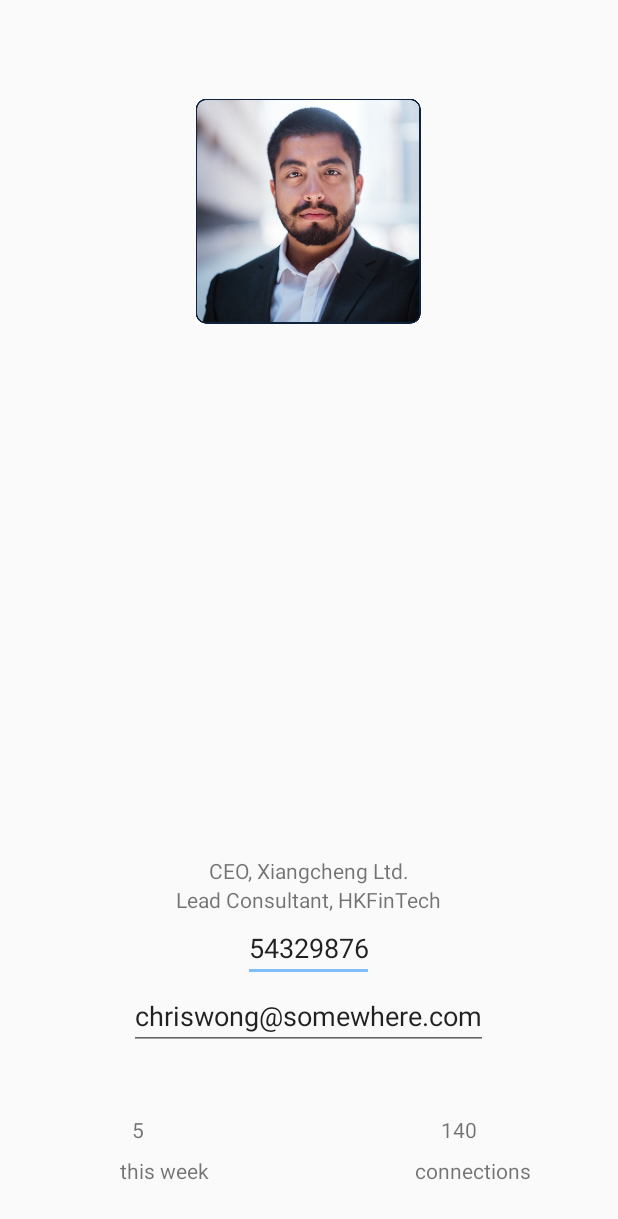
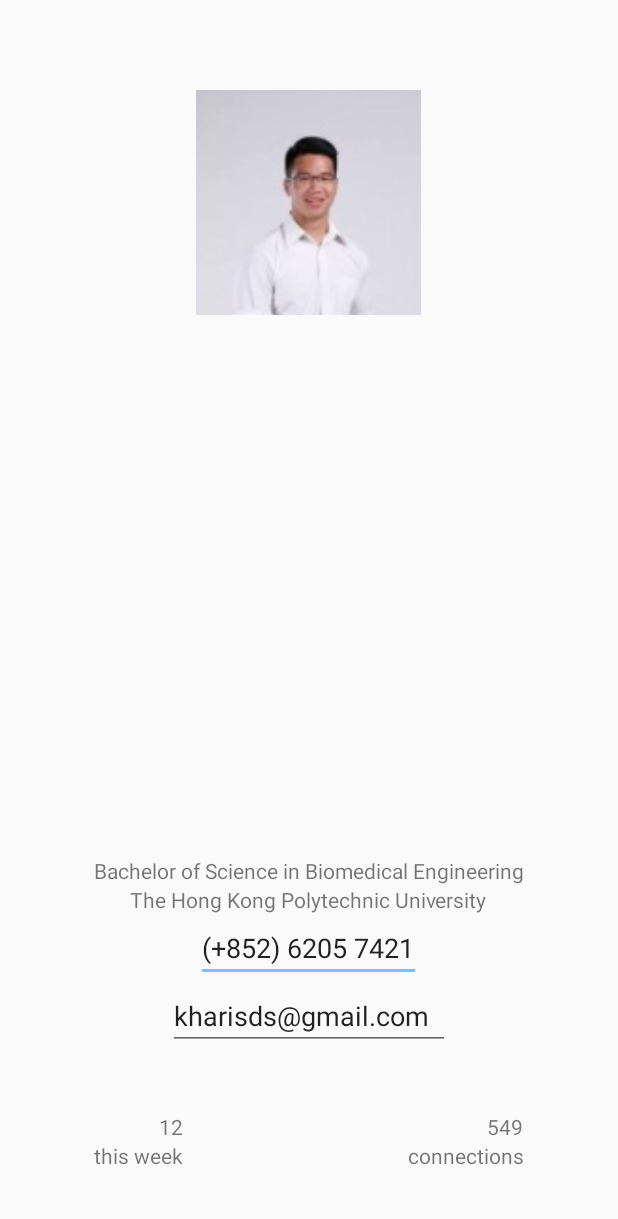
Before and after one commit to yieng/Apple-Kiwi-Banana, an Android app: the layout fragment_caricard.xml on its own in the app's theme, with its tools: preview values and no code run, on a phone screen of 412 x 824 dp. Shown: the top 1219 px of the screen. Run offline under Robolectric (Android 15) with nearby library versions, the phone set to English and light mode, and no system bars.

Commit message:
updated with PA info
updated with PA info as per Ben's suggestion

```diff
--- a/CariCard/app/build.gradle
+++ b/CariCard/app/build.gradle
@@ -4,7 +4,7 @@ android {
     compileSdkVersion 26
     defaultConfig {
         applicationId "com.alisonxu.caricard"
-        minSdkVersion 21
+        minSdkVersion 15
         targetSdkVersion 26
         versionCode 1
         versionName "1.0"
--- a/CariCard/app/src/main/AndroidManifest.xml
+++ b/CariCard/app/src/main/AndroidManifest.xml
@@ -1,11 +1,6 @@
 <?xml version="1.0" encoding="utf-8"?>
 <manifest xmlns:android="http://schemas.android.com/apk/res/android"
     package="com.alisonxu.caricard">
-
-    <uses-permission android:name="android.permission.NFC" />
-    <uses-sdk android:minSdkVersion="10"/>
-    <uses-feature android:name="android.hardware.nfc" android:required="true" />
-
 
     <application
         android:allowBackup="true"
@@ -20,8 +15,6 @@
                 <category android:name="android.intent.category.DEFAULT" />
                 <action android:name="android.intent.action.MAIN" />
                 <category android:name="android.intent.category.LAUNCHER" />
-                <data android:mimeType="text/plain" />
-
             </intent-filter>
         </activity>
         <activity android:name=".Connections.ConnectionsActivity"></activity>
--- a/CariCard/app/src/main/res/layout/fragment_caricard.xml
+++ b/CariCard/app/src/main/res/layout/fragment_caricard.xml
@@ -13,43 +13,41 @@
             android:layout_alignParentBottom="true"
             android:layout_centerHorizontal="true"
             android:layout_marginBottom="234dp"
-            android:text="CEO, Xiangcheng Ltd." />
+            android:text="Bachelor of Science in Biomedical Engineering" />
 
         <TextView
             android:id="@+id/textView4"
             android:layout_width="wrap_content"
             android:layout_height="wrap_content"
-            android:layout_alignTop="@+id/textView5"
-            android:layout_toStartOf="@+id/textView3"
+            android:layout_alignParentBottom="true"
+            android:layout_alignStart="@+id/textView3"
+            android:layout_marginBottom="44dp"
             android:text="this week" />
 
         <TextView
             android:id="@+id/textView5"
             android:layout_width="wrap_content"
             android:layout_height="wrap_content"
-            android:layout_alignParentBottom="true"
-            android:layout_alignParentEnd="true"
-            android:layout_marginBottom="34dp"
-            android:layout_marginEnd="58dp"
+            android:layout_alignEnd="@+id/textView3"
+            android:layout_alignTop="@+id/textView4"
             android:text="connections" />
 
         <TextView
             android:id="@+id/textView6"
             android:layout_width="wrap_content"
             android:layout_height="wrap_content"
-            android:layout_alignParentBottom="true"
-            android:layout_alignParentStart="true"
-            android:layout_marginBottom="61dp"
-            android:layout_marginStart="88dp"
-            android:text="5" />
+            android:layout_above="@+id/textView4"
+            android:layout_alignEnd="@+id/textView4"
+            android:text="12" />
 
         <TextView
             android:id="@+id/textView7"
             android:layout_width="wrap_content"
             android:layout_height="wrap_content"
             android:layout_alignTop="@+id/textView6"
+            android:layout_marginStart="0dp"
             android:layout_toEndOf="@+id/textView8"
-            android:text="140" />
+            android:text="549" />
 
         <TextView
             android:id="@+id/textView8"
@@ -58,35 +56,35 @@
             android:layout_below="@+id/textView3"
             android:layout_centerHorizontal="true"
             android:layout_marginTop="-234dp"
-            android:text="Lead Consultant, HKFinTech" />
-
-        <ImageView
-            android:id="@+id/imageView"
-            android:layout_width="wrap_content"
-            android:layout_height="wrap_content"
-            android:layout_alignParentTop="true"
-            android:layout_centerHorizontal="true"
-            android:layout_marginTop="66dp"
-            app:srcCompat="@drawable/chriswongavatar" />
+            android:text="The Hong Kong Polytechnic University" />
 
         <EditText
             android:id="@+id/editText"
-            android:layout_width="87dp"
+            android:layout_width="150dp"
             android:layout_height="wrap_content"
             android:layout_below="@+id/textView8"
             android:layout_centerHorizontal="true"
             android:ems="10"
             android:inputType="number"
-            android:text="54329876" />
+            android:text="(+852) 6205 7421" />
 
         <EditText
             android:id="@+id/editText2"
-            android:layout_width="239dp"
+            android:layout_width="188dp"
             android:layout_height="wrap_content"
             android:layout_below="@+id/editText"
             android:layout_centerHorizontal="true"
             android:ems="10"
             android:inputType="textEmailAddress"
-            android:text="chriswong@somewhere.com" />
+            android:text="kharisds@gmail.com" />
+
+        <ImageView
+            android:id="@+id/imageView2"
+            android:layout_width="150dp"
+            android:layout_height="150dp"
+            android:layout_alignParentTop="true"
+            android:layout_centerHorizontal="true"
+            android:layout_marginTop="60dp"
+            app:srcCompat="@drawable/kharis" />
 
 </RelativeLayout>
--- a/CariCard/app/src/main/res/layout/layout_top_tabs.xml
+++ b/CariCard/app/src/main/res/layout/layout_top_tabs.xml
@@ -31,7 +31,7 @@
                     android:layout_width="wrap_content"
                     android:layout_height="wrap_content"
                     android:layout_weight="1"
-                    android:text="Cards for the Generations." />
+                    android:text="" />
 
 
             </LinearLayout>
--- a/CariCard/app/src/main/res/layout/snippet_top_profilebar.xml
+++ b/CariCard/app/src/main/res/layout/snippet_top_profilebar.xml
@@ -17,7 +17,7 @@
                     android:layout_width="wrap_content"
                     android:layout_height="wrap_content"
                     android:layout_centerVertical="true"
-                    android:text="Chris Wong"
+                    android:text="Kharis Daniel Setiasabda"
                     android:textSize="20sp"
                     android:textColor="@color/black"
                     android:layout_marginStart="15dp"
```
Also changed, not shown: CariCard/app/src/main/res/drawable-hdpi/kharis.png (added), CariCard/app/src/main/res/drawable-ldpi/kharis.png (added), CariCard/app/src/main/res/drawable-mdpi/kharis.png (added), CariCard/app/src/main/res/drawable-xhdpi/kharis.png (added), CariCard/app/src/main/res/drawable-xxhdpi/kharis.png (added), CariCard/app/src/main/res/drawable-xxxhdpi/kharis.png (added).
